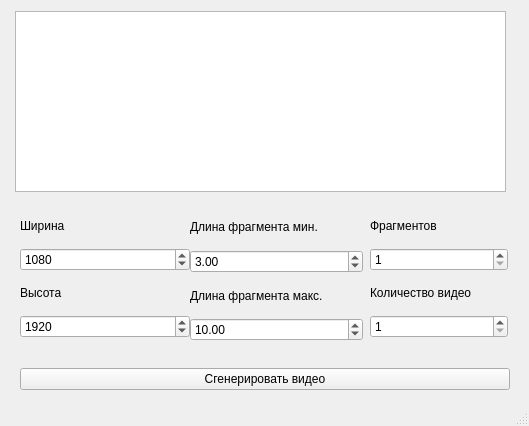
Before: the Qt Designer form youtube_shorts/application/design/main_window.ui in timur-danilchenko/ffmpeg-video-generator, drawn with Qt 5.
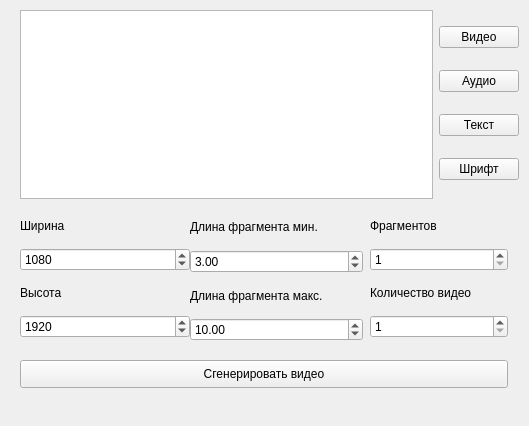
After: the same form once the commit is applied.

Patch:
```diff
--- a/youtube_shorts/application/design/main_window.ui
+++ b/youtube_shorts/application/design/main_window.ui
@@ -14,38 +14,6 @@
    <string>Загрузчик видео</string>
   </property>
   <widget class="QWidget" name="centralwidget">
-   <widget class="QListWidget" name="listWidget">
-    <property name="geometry">
-     <rect>
-      <x>15</x>
-      <y>11</y>
-      <width>491</width>
-      <height>181</height>
-     </rect>
-    </property>
-   </widget>
-   <widget class="QWidget" name="horizontalLayoutWidget">
-    <property name="geometry">
-     <rect>
-      <x>20</x>
-      <y>360</y>
-      <width>490</width>
-      <height>38</height>
-     </rect>
-    </property>
-    <layout class="QHBoxLayout" name="horizontalLayout" stretch="0">
-     <property name="spacing">
-      <number>6</number>
-     </property>
-     <item>
-      <widget class="QPushButton" name="genVideo">
-       <property name="text">
-        <string>Сгенерировать видео</string>
-       </property>
-      </widget>
-     </item>
-    </layout>
-   </widget>
    <widget class="QWidget" name="verticalLayoutWidget">
     <property name="geometry">
      <rect>
@@ -190,8 +158,67 @@
      </item>
     </layout>
    </widget>
+   <widget class="QWidget" name="horizontalLayoutWidget_2">
+    <property name="geometry">
+     <rect>
+      <x>20</x>
+      <y>10</y>
+      <width>499</width>
+      <height>189</height>
+     </rect>
+    </property>
+    <layout class="QHBoxLayout" name="assets">
+     <item>
+      <widget class="QTextEdit" name="assetsSettings"/>
+     </item>
+     <item>
+      <layout class="QVBoxLayout" name="assetsButtons">
+       <item>
+        <widget class="QPushButton" name="videoPathButton">
+         <property name="text">
+          <string>Видео</string>
+         </property>
+        </widget>
+       </item>
+       <item>
+        <widget class="QPushButton" name="audioPathButton">
+         <property name="text">
+          <string>Аудио</string>
+         </property>
+        </widget>
+       </item>
+       <item>
+        <widget class="QPushButton" name="textPathButton">
+         <property name="text">
+          <string>Текст</string>
+         </property>
+        </widget>
+       </item>
+       <item>
+        <widget class="QPushButton" name="fontsPathButton">
+         <property name="text">
+          <string>Шрифт</string>
+         </property>
+        </widget>
+       </item>
+      </layout>
+     </item>
+    </layout>
+   </widget>
+   <widget class="QPushButton" name="videoGenerationButton">
+    <property name="geometry">
+     <rect>
+      <x>20</x>
+      <y>360</y>
+      <width>488</width>
+      <height>28</height>
+     </rect>
+    </property>
+    <property name="text">
+     <string>Сгенерировать видео</string>
+    </property>
+   </widget>
   </widget>
-  <widget class="QStatusBar" name="statusbar"/>
  </widget>
  <resources/>
  <connections/>
```
Left out of the diff: 30 changed lines with no effect on the pictures.
